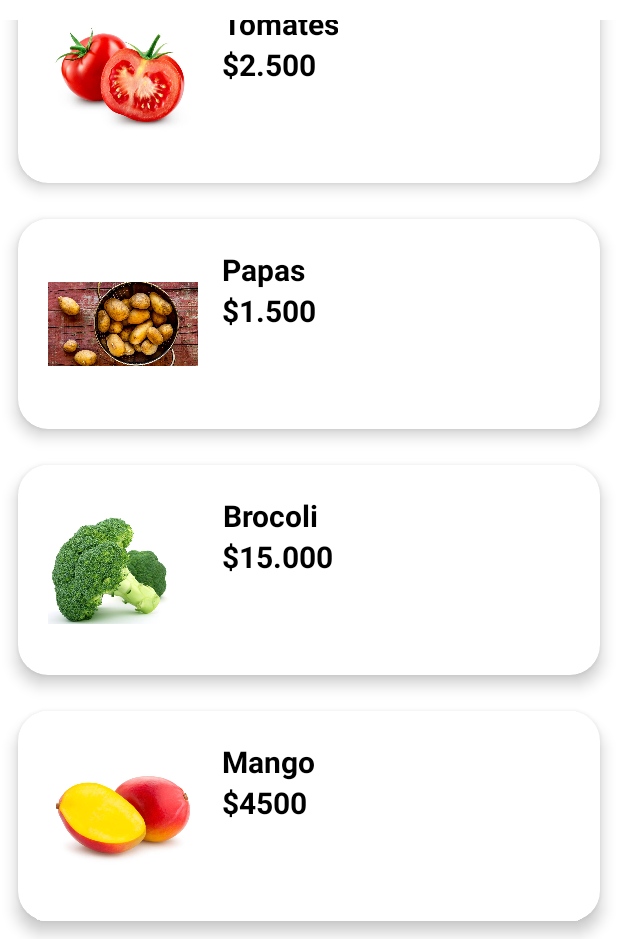
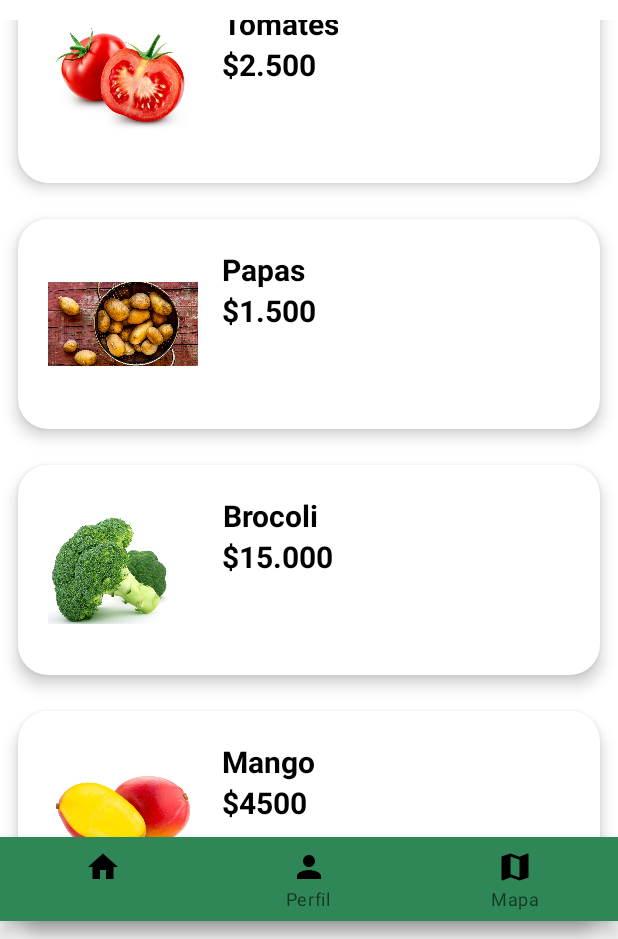
Before and after one commit to lauranh3/Apptender2-2, an Android app: the ListaTiendaFragment screen opened through its navigation route, scrolled down 371 dp, on a phone screen of 412 x 824 dp, the part 297-1236 px from its top. Run offline under Robolectric (Android 15) with nearby library versions, the phone set to English and light mode, and no system bars.

Commit message:
"BottomNavigation View

```diff
--- a/app/src/main/java/com/example/apptender2/view/ui/fragments/Home2Fragment.kt
+++ b/app/src/main/java/com/example/apptender2/view/ui/fragments/Home2Fragment.kt
@@ -47,7 +47,7 @@ class Home2Fragment : Fragment() {
 
         val cardAyuda = view.findViewById<ImageView>(R.id.Mayuda)
         cardAyuda.setOnClickListener {
-            findNavController().navigate(R.id.action_home2Fragment_to_ayudaFragment)
+            findNavController().navigate(R.id.action_home2Fragment_to_mapasFragment)
         }
     }
 }
--- a/app/src/main/java/com/example/apptender2/view/ui/fragments/ListaTiendaFragment.kt
+++ b/app/src/main/java/com/example/apptender2/view/ui/fragments/ListaTiendaFragment.kt
@@ -5,12 +5,15 @@ import androidx.fragment.app.Fragment
 import android.view.LayoutInflater
 import android.view.View
 import android.view.ViewGroup
+import androidx.navigation.fragment.findNavController
 import androidx.recyclerview.widget.LinearLayoutManager
 import androidx.recyclerview.widget.RecyclerView
 import com.example.apptender2.R
 import com.example.apptender2.view.adapter.tiendaAdapter
+import com.google.android.material.bottomnavigation.BottomNavigationView
 
 
+@Suppress("DEPRECATION")
 class ListaTiendaFragment : Fragment() {
 
     lateinit var recyclerTiend:RecyclerView
@@ -27,5 +30,17 @@ class ListaTiendaFragment : Fragment() {
         return view
     }
 
+    override fun onViewCreated(view: View, savedInstanceState: Bundle?) {
+        super.onViewCreated(view, savedInstanceState)
+        val btm=view.findViewById<BottomNavigationView>(R.id.buttonnavigation)
+        btm.setOnNavigationItemReselectedListener {
+            when (it.itemId){
+                R.id.Home->findNavController( ).navigate(R.id.action_listaTiendaFragment_to_home2Fragment)
+                R.id.Perf->findNavController( ).navigate(R.id.action_listaTiendaFragment_to_misdatosFragment)
+                R.id.Map->findNavController( ).navigate(R.id.action_listaTiendaFragment_to_mapasFragment)
 
+
+            }
+        }
     }
+    }
--- a/app/src/main/java/com/example/apptender2/view/ui/fragments/AyudaFragment.kt
+++ b/app/src/main/java/com/example/apptender2/view/ui/fragments/MapasFragment.kt
@@ -5,18 +5,16 @@ import androidx.fragment.app.Fragment
 import android.view.LayoutInflater
 import android.view.View
 import android.view.ViewGroup
-import android.widget.ImageView
-import androidx.navigation.fragment.findNavController
 import com.example.apptender2.R
 
-class ayudaFragment : Fragment() {
+class mapasFragment : Fragment() {
 
 
     override fun onCreateView(
         inflater: LayoutInflater, container: ViewGroup?,
         savedInstanceState: Bundle?
     ): View? {
-        val view = inflater.inflate(R.layout.fragment_ayuda, container, false)
+        val view = inflater.inflate(R.layout.fragment_mapas, container, false)
         return view
     }
 }
--- /dev/null
+++ b/app/src/main/res/drawable/home.xml
@@ -0,0 +1,5 @@
+<vector android:height="24dp" android:tint="#000000"
+    android:viewportHeight="24" android:viewportWidth="24"
+    android:width="24dp" xmlns:android="http://schemas.android.com/apk/res/android">
+    <path android:fillColor="@android:color/white" android:pathData="M10,20v-6h4v6h5v-8h3L12,3 2,12h3v8z"/>
+</vector>
--- /dev/null
+++ b/app/src/main/res/drawable/ic_baseline_person_24.xml
@@ -0,0 +1,5 @@
+<vector android:height="24dp" android:tint="#000000"
+    android:viewportHeight="24" android:viewportWidth="24"
+    android:width="24dp" xmlns:android="http://schemas.android.com/apk/res/android">
+    <path android:fillColor="@android:color/white" android:pathData="M12,12c2.21,0 4,-1.79 4,-4s-1.79,-4 -4,-4 -4,1.79 -4,4 1.79,4 4,4zM12,14c-2.67,0 -8,1.34 -8,4v2h16v-2c0,-2.66 -5.33,-4 -8,-4z"/>
+</vector>
--- /dev/null
+++ b/app/src/main/res/drawable/mapa.xml
@@ -0,0 +1,5 @@
+<vector android:height="24dp" android:tint="#000000"
+    android:viewportHeight="24" android:viewportWidth="24"
+    android:width="24dp" xmlns:android="http://schemas.android.com/apk/res/android">
+    <path android:fillColor="@android:color/white" android:pathData="M20.5,3l-0.16,0.03L15,5.1 9,3 3.36,4.9c-0.21,0.07 -0.36,0.25 -0.36,0.48V20.5c0,0.28 0.22,0.5 0.5,0.5l0.16,-0.03L9,18.9l6,2.1 5.64,-1.9c0.21,-0.07 0.36,-0.25 0.36,-0.48V3.5c0,-0.28 -0.22,-0.5 -0.5,-0.5zM15,19l-6,-2.11V5l6,2.11V19z"/>
+</vector>
--- a/app/src/main/res/layout/fragment_home2.xml
+++ b/app/src/main/res/layout/fragment_home2.xml
@@ -239,14 +239,14 @@
                             android:textSize="20dp"
                             android:textStyle="bold"
                             android:textAlignment="center"
-                            android:text="Ayuda">
+                            android:text="Mapa">
                         </TextView>
 
                         <ImageView
                             android:layout_width="100dp"
                             android:layout_height="100dp"
                             android:id="@+id/Mayuda"
-                            android:src="@drawable/ayuda">
+                            android:src="@drawable/mapas">
                         </ImageView>
                     </LinearLayout>
                 </androidx.cardview.widget.CardView>
--- a/app/src/main/res/layout/fragment_ayuda.xml
+++ b/app/src/main/res/layout/fragment_mapas.xml
@@ -3,7 +3,7 @@
     xmlns:tools="http://schemas.android.com/tools"
     android:layout_width="match_parent"
     android:layout_height="match_parent"
-    tools:context=".view.ui.fragments.ayudaFragment">
+    tools:context=".view.ui.fragments.mapasFragment">
 
     <LinearLayout
     android:layout_width="match_parent"
--- a/app/src/main/res/layout/fragment_tienda.xml
+++ b/app/src/main/res/layout/fragment_tienda.xml
@@ -3,6 +3,7 @@
     xmlns:tools="http://schemas.android.com/tools"
     android:layout_width="match_parent"
     android:layout_height="match_parent"
+    xmlns:app="http://schemas.android.com/apk/res-auto"
     tools:context=".view.ui.fragments.ListaTiendaFragment">
 
     <RelativeLayout
@@ -18,7 +19,6 @@
             android:layout_height="400dp"
             android:id="@+id/CTienda"
             android:src="@drawable/logo">
-
         </ImageView>
 
     </RelativeLayout>
@@ -30,4 +30,19 @@
         android:id="@+id/recyclerTienda">
 
     </androidx.recyclerview.widget.RecyclerView>
+
+    <com.google.android.material.bottomnavigation.BottomNavigationView
+        android:id="@+id/buttonnavigation"
+        android:layout_width="match_parent"
+        android:layout_height="wrap_content"
+        android:layout_marginTop="700dp"
+        android:background="@color/colorsecundario"
+        android:backgroundTint="@color/black"
+        app:itemIconTint="@color/black"
+        app:layout_constraintBottom_toBottomOf="parent"
+        app:menu="@menu/menu_navigation_bar"
+        tools:ignore="MissingConstrains"
+        >
+
+    </com.google.android.material.bottomnavigation.BottomNavigationView>
 </FrameLayout>
--- /dev/null
+++ b/app/src/main/res/menu/menu_navigation_bar.xml
@@ -0,0 +1,19 @@
+<?xml version="1.0" encoding="utf-8"?>
+<menu xmlns:android="http://schemas.android.com/apk/res/android">
+    <item
+        android:id="@+id/Home"
+        android:title="Menu"
+        android:icon="@drawable/home">
+    </item>
+    <item
+        android:id="@+id/Perf"
+        android:title="Perfil"
+        android:icon="@drawable/ic_baseline_person_24">
+    </item>
+    <item
+        android:id="@+id/Map"
+        android:title="Mapa"
+        android:icon="@drawable/mapa">
+    </item>
+
+</menu>
--- a/app/src/main/res/navigation/nav_grahn.xml
+++ b/app/src/main/res/navigation/nav_grahn.xml
@@ -23,11 +23,11 @@
             android:id="@+id/action_home2Fragment_to_comentariosFragment"
             app:destination="@id/comentariosFragment" />
         <action
-            android:id="@+id/action_home2Fragment_to_ayudaFragment"
-            app:destination="@id/ayudaFragment" />
-        <action
             android:id="@+id/action_home2Fragment_to_listaTiendaFragment"
             app:destination="@id/listaTiendaFragment" />
+        <action
+            android:id="@+id/action_home2Fragment_to_mapasFragment"
+            app:destination="@id/mapasFragment" />
     </fragment>
     <fragment
         android:id="@+id/homeFragment"
@@ -91,13 +91,24 @@
         android:label="fragment_configuracion"
         tools:layout="@layout/fragment_configuracion" />
     <fragment
-        android:id="@+id/ayudaFragment"
-        android:name="com.example.apptender2.view.ui.fragments.ayudaFragment"
-        android:label="fragment_ayuda"
-        tools:layout="@layout/fragment_ayuda" />
-    <fragment
         android:id="@+id/listaTiendaFragment"
         android:name="com.example.apptender2.view.ui.fragments.ListaTiendaFragment"
         android:label="fragment_tienda"
-        tools:layout="@layout/fragment_tienda" />
+        tools:layout="@layout/fragment_tienda" >
+        <action
+            android:id="@+id/action_listaTiendaFragment_to_home2Fragment"
+            app:destination="@id/home2Fragment" />
+        <action
+            android:id="@+id/action_listaTiendaFragment_to_misdatosFragment"
+            app:destination="@id/misdatosFragment" />
+        <action
+            android:id="@+id/action_listaTiendaFragment_to_mapasFragment"
+            app:destination="@id/mapasFragment" />
+
+    </fragment>
+    <fragment
+        android:id="@+id/mapasFragment"
+        android:name="com.example.apptender2.view.ui.fragments.mapasFragment"
+        android:label="fragment_mapas"
+        tools:layout="@layout/fragment_mapas" />
 </navigation>
```
Also changed, not shown: app/src/main/res/drawable-v24/mapas.png (added).
